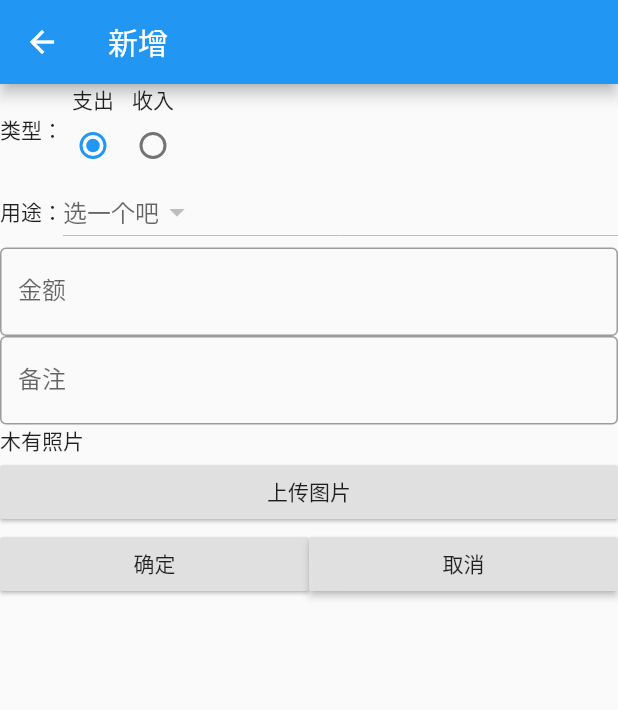
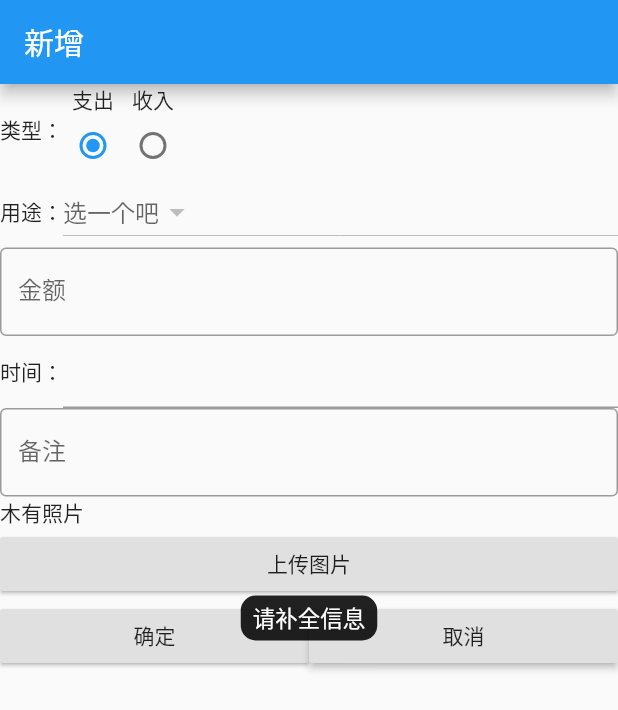
Before and after one commit to chenpeng/acai-flutter, a Flutter app: the AddRecordWidget screen opened directly, after a tap on "确定", on a phone screen of 412 x 824 dp. Shown: the top 710 px of the screen. Run offline on Flutter 3.47's test engine with Material 2 defaults, Android fonts, the phone set to English and light mode, and no system bars; drawn by our look-alikes of datetime_picker_formfield, oktoast; our stand-ins replace dio, image_picker, pull_to_refresh, shared_preferences; missing offline and left inert: encrypt; accounts and stored records are empty; network calls fail; statements that could not run were skipped.

Commit message:
完善add页

```diff
--- a/lib/add/add.dart
+++ b/lib/add/add.dart
@@ -2,10 +2,12 @@ import 'dart:io';
 
 import 'package:acai_flutter/model/Classification.dart';
 import 'package:acai_flutter/util/DioUtils.dart';
+import 'package:datetime_picker_formfield/datetime_picker_formfield.dart';
 import 'package:dio/dio.dart';
 import 'package:flutter/material.dart';
 import 'package:image_picker/image_picker.dart';
 import 'package:oktoast/oktoast.dart';
+import 'package:intl/intl.dart';
 
 class AddRecordWidget extends StatefulWidget {
   final String title;
@@ -25,6 +27,8 @@ class AddRecordWidgetState extends State<AddRecordWidget> {
   int classificationType;
   List<Classification> classificationList = new List<Classification>();
   Classification classification;
+  final format = DateFormat("yyyy-MM-dd");
+  DateTime dateTxt;
 
   @override
   void initState() {
@@ -36,16 +40,14 @@ class AddRecordWidgetState extends State<AddRecordWidget> {
   findClassification() async {
     var url = '/api/classification';
     var dio = await DioUtils.getDio();
-    try {
     var response =
         await dio.get(url, queryParameters: {"type": classificationType});
-      if (response.statusCode == HttpStatus.ok) {
     classificationList.clear();
     var data = response.data;
-        data["Data"].forEach((f) {
+    data["data"].forEach((f) {
       Classification c = new Classification();
-          c.Code = f["Code"];
-          c.Name = f["Name"];
+      c.code = f["code"];
+      c.name = f["name"];
       classificationList.add(c);
     });
     if (classificationList != null && classificationList.length > 0) {
@@ -55,39 +57,39 @@ class AddRecordWidgetState extends State<AddRecordWidget> {
       classificationList = classificationList;
       classification = classification;
     });
-      } else {
-        showToast('查询失败:${response.statusCode}');
-      }
-    } catch (e) {
-      showToast('查询失败');
-    }
   }
 
   saveMoneyRecord() async {
     String moneyTxt = moneyController.text;
     String remarkTxt = remarkController.text;
-
+    if (moneyTxt == '' ||
+        remarkTxt == '' ||
+        moneyTxt == '' ||
+        dateTxt == null) {
+      showToast("请补全信息");
+      return;
+    }
     money = double.parse(moneyTxt);
 
     var url = '/api/moneyRecord';
     var dio = await DioUtils.getDio();
-    try {
     var response = await dio.post(url, data: {
-        'ClassificationCode': classification.Code,
-        'ClassificationName': classification.Name,
-        'Money': money,
-        'Type': classificationType,
-        'Remark': remarkTxt,
-        'PicUrl': fileName,
+      'classification_code': classification.code,
+      'classification_name': classification.name,
+      'record_date_time': dateTxt.toString(),
+      'money': money,
+      'type': classificationType,
+      'remark': remarkTxt,
+      'picUrl': fileName,
     });
-      if (response.statusCode == HttpStatus.ok) {
+    var data = response.data;
+    var code = data['code'];
+    if (code == 0) {
       Navigator.of(context).pop();
       showToast('添加成功');
     } else {
-        showToast('添加失败:${response.statusCode}');
-      }
-    } catch (exception) {
-      showToast('添加失败:$exception');
+      var msg = data['message'];
+      showToast(msg);
     }
   }
 
@@ -105,6 +107,7 @@ class AddRecordWidgetState extends State<AddRecordWidget> {
     return Scaffold(
       appBar: AppBar(
         title: Text(widget.title),
+        automaticallyImplyLeading: false,
       ),
       body: Column(
         children: <Widget>[
@@ -174,7 +177,7 @@ class AddRecordWidgetState extends State<AddRecordWidget> {
                   items: classificationList.map((Classification map) {
                     return DropdownMenuItem<Classification>(
                       value: map,
-                      child: Text(map.Name),
+                      child: Text(map.name),
                     );
                   }).toList(),
                 ),
@@ -190,6 +193,29 @@ class AddRecordWidgetState extends State<AddRecordWidget> {
                     border: OutlineInputBorder(),
                     labelText: '金额',
                   ),
+                ),
+              ),
+            ],
+          ),
+          Row(
+            children: <Widget>[
+              Text("时间："),
+              Expanded(
+                child: DateTimeField(
+                  onChanged: (value) {
+                    setState(() {
+                      dateTxt = value;
+                    });
+                  },
+                  format: format,
+                  onShowPicker: (context, currentValue) {
+                    return showDatePicker(
+                        context: context,
+                        locale: Locale('zh'),
+                        firstDate: DateTime(1900),
+                        initialDate: currentValue ?? DateTime.now(),
+                        lastDate: DateTime(2100));
+                  },
                 ),
               ),
             ],
```
Lines whose indentation alone changed are shown as unchanged.
